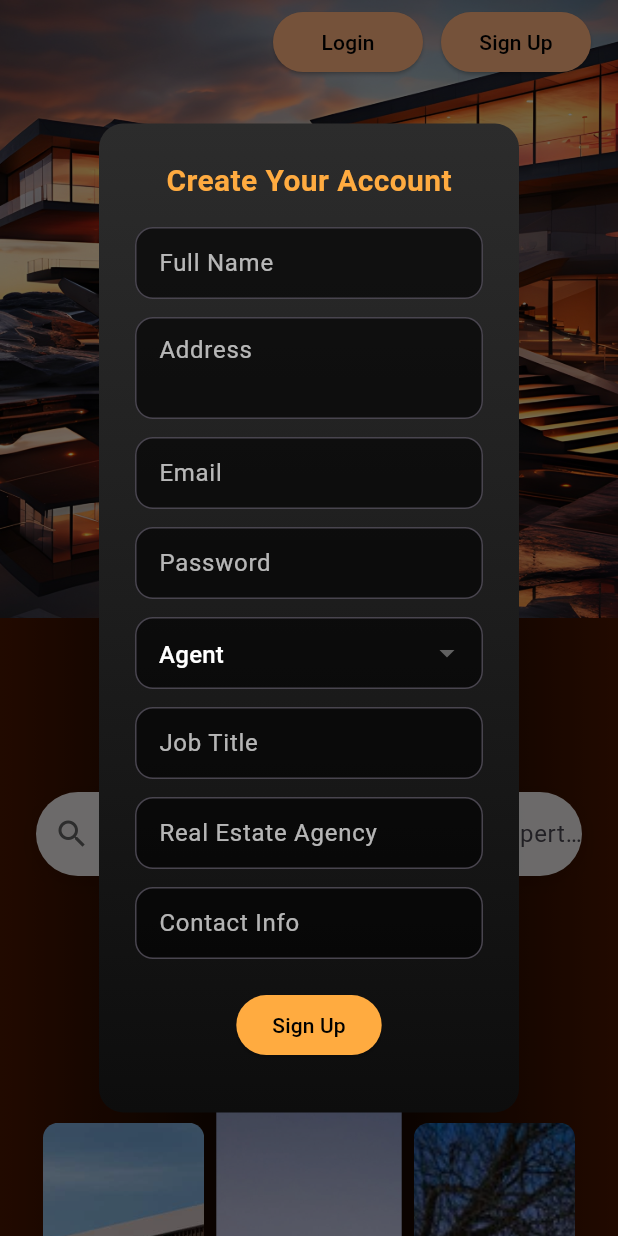
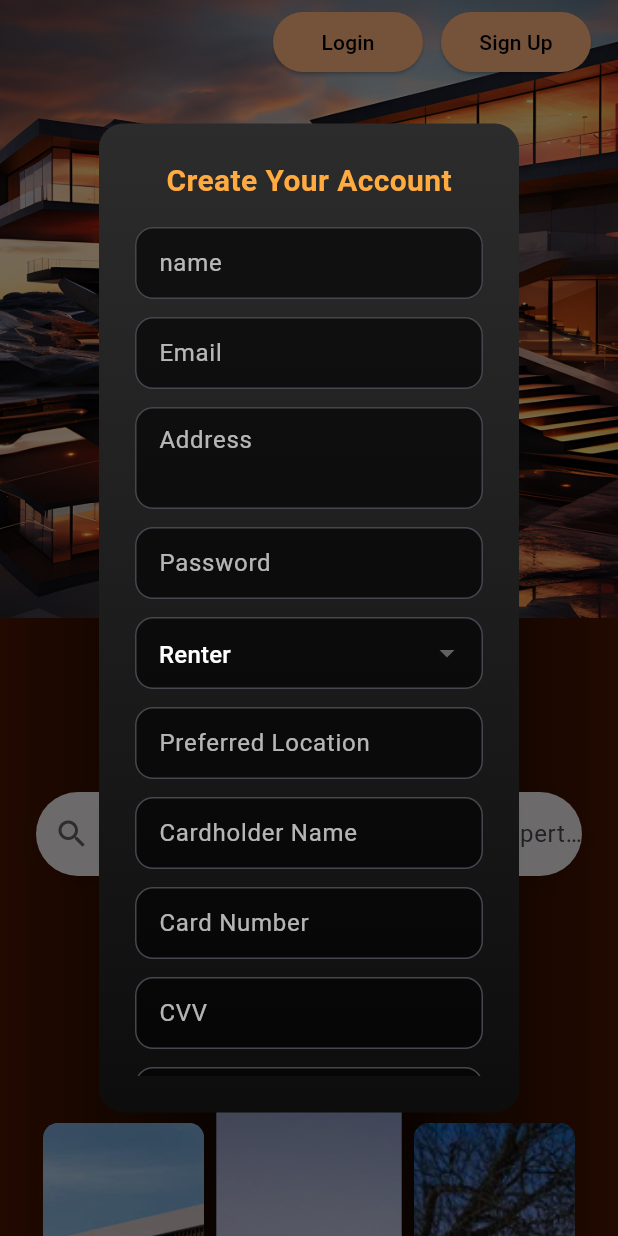
Before and after one commit to RohanSinghR/real_estate_app, a Flutter app: the screen it shows after launch, after a tap on "Sign Up", on a phone screen of 412 x 824 dp. Run offline on Flutter 3.47's test engine with Material 3 defaults, Android fonts, the phone set to English and light mode, and no system bars; drawn by our look-alikes of carousel_slider; our stand-ins replace url_strategy.

Commit message:
new_commit

```diff
--- a/cs425_project/real_estate_app/lib/landing_page/realestatelanding.dart
+++ b/cs425_project/real_estate_app/lib/landing_page/realestatelanding.dart
@@ -6,7 +6,7 @@ import 'package:real_estate_app/theme/theme.dart';
 import 'package:carousel_slider/carousel_slider.dart';
 
 class Realestatelanding extends StatefulWidget {
-  Realestatelanding({super.key});
+  const Realestatelanding({super.key});
 
   @override
   State<Realestatelanding> createState() => _RealestatelandingState();
@@ -225,7 +225,7 @@ class _RealestatelandingState extends State<Realestatelanding> {
         headers: {'Content-Type': 'application/json'},
         body: jsonEncode({
           'email': emailController.text,
-          'password_hash': passwordController.text,
+          'password_hash': passwordcontroller.text,
         }),
       );
 
@@ -255,22 +255,23 @@ class _RealestatelandingState extends State<Realestatelanding> {
     }
   }
 
-  final creditCardNameController = TextEditingController();
-  final creditCardNumberController = TextEditingController();
-  final creditCardCVVController = TextEditingController();
-  final passwordController = TextEditingController();
-  String selectedMonth = '01';
-  String selectedYear = DateTime.now().year.toString();
-  String userType = 'Agent';
-  final nameController = TextEditingController();
+  final namecontroller = TextEditingController();
   final emailController = TextEditingController();
   final addressController = TextEditingController();
   final jobTitleController = TextEditingController();
   final agencyController = TextEditingController();
   final contactController = TextEditingController();
-  final moveInDateController = TextEditingController();
   final locationController = TextEditingController();
-  final budgetController = TextEditingController();
+  final rewardPointsController = TextEditingController();
+  final passwordcontroller = TextEditingController();
+  final creditCardNameController = TextEditingController();
+  final creditCardNumberController = TextEditingController();
+  final creditCardCVVController = TextEditingController();
+  final creditCardBillingController = TextEditingController();
+
+  String selectedMonth = '01';
+  String selectedYear = DateTime.now().year.toString();
+  String userType = 'Renter';
 
   void _showSignUpDialog(BuildContext context) {
     MediaQueryData mediaQueryData = MediaQuery.of(context);
@@ -317,8 +318,14 @@ class _RealestatelandingState extends State<Realestatelanding> {
                       const SizedBox(height: 16),
                       TextField(
                         style: TextStyle(color: Colors.white),
-                        controller: nameController,
-                        decoration: _inputDecoration('Full Name'),
+                        controller: namecontroller,
+                        decoration: _inputDecoration('name'),
+                      ),
+                      const SizedBox(height: 12),
+                      TextField(
+                        style: TextStyle(color: Colors.white),
+                        controller: emailController,
+                        decoration: _inputDecoration('Email'),
                       ),
                       const SizedBox(height: 12),
                       TextField(
@@ -330,22 +337,30 @@ class _RealestatelandingState extends State<Realestatelanding> {
                       const SizedBox(height: 12),
                       TextField(
                         style: TextStyle(color: Colors.white),
-                        controller: emailController,
-                        decoration: _inputDecoration('Email'),
+                        controller: passwordcontroller,
+                        obscureText: true,
+                        decoration: InputDecoration(
+                          hintText: "Password",
+                          hintStyle: TextStyle(color: Colors.white70),
+                          filled: true,
+                          fillColor: Colors.black.withOpacity(0.6),
+                          border: OutlineInputBorder(
+                            borderRadius: BorderRadius.circular(12),
+                            borderSide: BorderSide(color: Colors.orangeAccent),
+                          ),
+                          contentPadding: EdgeInsets.symmetric(
+                            horizontal: 12,
+                            vertical: 10,
+                          ),
+                        ),
                       ),
                       const SizedBox(height: 12),
-                      TextField(
-                        controller: passwordController,
-                        obscureText: true,
-                        decoration: _inputDecoration('Password'),
-                      ),
-                      SizedBox(height: 12),
                       DropdownButtonFormField<String>(
                         value: userType,
                         dropdownColor: Colors.grey[900],
                         decoration: _inputDecoration('I am a'),
                         items:
-                            ['Agent', 'Prospective Renter'].map((type) {
+                            ['Agent', 'Renter'].map((type) {
                               return DropdownMenuItem(
                                 value: type,
                                 child: Text(
@@ -357,6 +372,8 @@ class _RealestatelandingState extends State<Realestatelanding> {
                         onChanged: (value) => setState(() => userType = value!),
                       ),
                       const SizedBox(height: 12),
+
+                      // Agent Fields
                       if (userType == 'Agent') ...[
                         TextField(
                           style: TextStyle(color: Colors.white),
@@ -373,25 +390,15 @@ class _RealestatelandingState extends State<Realestatelanding> {
                         TextField(
                           style: TextStyle(color: Colors.white),
                           controller: contactController,
-                          decoration: _inputDecoration('Contact Info'),
+                          decoration: _inputDecoration('Phone Number'),
                         ),
-                      ] else ...[
-                        TextField(
-                          style: TextStyle(color: Colors.white),
-                          controller: moveInDateController,
-                          decoration: _inputDecoration('Desired Move-in Date'),
-                        ),
-                        const SizedBox(height: 12),
+                      ]
+                      // Renter (User) Fields
+                      else ...[
                         TextField(
                           style: TextStyle(color: Colors.white),
                           controller: locationController,
                           decoration: _inputDecoration('Preferred Location'),
-                        ),
-                        const SizedBox(height: 12),
-                        TextField(
-                          style: TextStyle(color: Colors.white),
-                          controller: budgetController,
-                          decoration: _inputDecoration('Budget'),
                         ),
                         const SizedBox(height: 12),
                         TextField(
@@ -409,10 +416,7 @@ class _RealestatelandingState extends State<Realestatelanding> {
                           decoration: _inputDecoration('Card Number'),
                         ),
                         SizedBox(height: 12),
-                        Row(
-                          children: [
-                            Expanded(
-                              child: TextField(
+                        TextField(
                           controller: creditCardCVVController,
                           keyboardType: TextInputType.number,
                           obscureText: true,
@@ -420,10 +424,15 @@ class _RealestatelandingState extends State<Realestatelanding> {
                           cursorColor: Colors.orangeAccent,
                           decoration: _inputDecoration('CVV'),
                         ),
+                        SizedBox(height: 12),
+                        TextField(
+                          controller: creditCardBillingController,
+                          style: TextStyle(color: Colors.white),
+                          cursorColor: Colors.orangeAccent,
+                          decoration: _inputDecoration('Billing Address'),
                         ),
-                            SizedBox(width: 12),
-                            Expanded(
-                              child: Row(
+                        const SizedBox(height: 12),
+                        Row(
                           children: [
                             Expanded(
                               child: DropdownButtonFormField<String>(
@@ -433,24 +442,22 @@ class _RealestatelandingState extends State<Realestatelanding> {
                                 items:
                                     List.generate(
                                       12,
-                                            (index) => (index + 1)
-                                                .toString()
-                                                .padLeft(2, '0'),
+                                      (index) => (index + 1).toString().padLeft(
+                                        2,
+                                        '0',
+                                      ),
                                     ).map((month) {
                                       return DropdownMenuItem(
                                         value: month,
                                         child: Text(
                                           month,
-                                                style: TextStyle(
-                                                  color: Colors.white,
-                                                ),
+                                          style: TextStyle(color: Colors.white),
                                         ),
                                       );
                                     }).toList(),
                                 onChanged:
-                                          (value) => setState(
-                                            () => selectedMonth = value!,
-                                          ),
+                                    (value) =>
+                                        setState(() => selectedMonth = value!),
                               ),
                             ),
                             SizedBox(width: 6),
@@ -463,31 +470,25 @@ class _RealestatelandingState extends State<Realestatelanding> {
                                     List.generate(
                                       10,
                                       (i) =>
-                                                (DateTime.now().year + i)
-                                                    .toString(),
+                                          (DateTime.now().year + i).toString(),
                                     ).map((year) {
                                       return DropdownMenuItem(
                                         value: year,
                                         child: Text(
                                           year,
-                                                style: TextStyle(
-                                                  color: Colors.white,
-                                                ),
+                                          style: TextStyle(color: Colors.white),
                                         ),
                                       );
                                     }).toList(),
                                 onChanged:
-                                          (value) => setState(
-                                            () => selectedYear = value!,
-                                          ),
-                                    ),
-                                  ),
-                                ],
+                                    (value) =>
+                                        setState(() => selectedYear = value!),
                               ),
                             ),
                           ],
                         ),
                       ],
+
                       const SizedBox(height: 20),
                       pressed
                           ? ElevatedButton(
@@ -495,9 +496,7 @@ class _RealestatelandingState extends State<Realestatelanding> {
                               backgroundColor: Colors.orangeAccent,
                             ),
                             onPressed: () {
-                              setState(() {
-                                pressed = false;
-                              });
+                              setState(() => pressed = false);
                               Timer(Duration(milliseconds: 2000), () {
                                 signup(context);
                                 Navigator.pop(context);
@@ -535,40 +534,55 @@ class _RealestatelandingState extends State<Realestatelanding> {
   Future<void> signup(BuildContext context) async {
     final url = Uri.parse('http://localhost:3000/api/signup');
 
+    final expiryDate = '$selectedYear-$selectedMonth-01';
+
+    final Map<String, dynamic> payload = {
+      'name': namecontroller.text.trim(),
+      'email': emailController.text.trim(),
+      'address': addressController.text.trim(),
+      'password_hash': passwordcontroller.text.trim(),
+      'user_type': userType,
+      'contact_info': contactController.text.trim(),
+      'credit_card_number': creditCardNumberController.text.trim(),
+      'credit_card_cvv': creditCardCVVController.text.trim(),
+      'credit_card_billing_address': creditCardBillingController.text.trim(),
+      'credit_card_expiry': expiryDate,
+    };
+
+    if (userType == 'Agent') {
+      payload.addAll({
+        'job_title': jobTitleController.text.trim(),
+        'agency': agencyController.text.trim(),
+      });
+    } else {
+      payload.addAll({'preferred_location': locationController.text.trim()});
+    }
+
+    try {
       final response = await http.post(
         url,
         headers: {'Content-Type': 'application/json'},
-      body: jsonEncode({
-        'name': nameController.text,
-        'email': emailController.text,
-        'address': addressController.text,
-        'password_hash': passwordController.text,
-        'user_type': userType,
-        'job_title': jobTitleController.text,
-        'agency': agencyController.text,
-        'contact_info': contactController.text,
-        'move_in_date': moveInDateController.text,
-        'preferred_location': locationController.text,
-        'budget': int.tryParse(budgetController.text) ?? 0,
-        'credit_card_name': creditCardNameController.text,
-        'credit_card_number': creditCardNumberController.text,
-        'credit_card_cvv': creditCardCVVController.text,
-        'credit_card_exp_month': selectedMonth,
-        'credit_card_exp_year': selectedYear,
-      }),
+        body: jsonEncode(payload),
       );
 
       if (response.statusCode == 200) {
         ScaffoldMessenger.of(
           context,
         ).showSnackBar(SnackBar(content: Text('Sign up successful!')));
-      Navigator.pop(context); // or _showLoginDialog();
+        Navigator.pop(context);
+        _showLoginDialog(context);
       } else {
         ScaffoldMessenger.of(context).showSnackBar(
           SnackBar(content: Text('Signup failed: ${response.body}')),
         );
         print('Status Code: ${response.statusCode}');
         print('Response Body: ${response.body}');
+      }
+    } catch (e) {
+      ScaffoldMessenger.of(
+        context,
+      ).showSnackBar(SnackBar(content: Text('Error occurred: $e')));
+      print('Exception: $e');
     }
   }
 
```
Also changed, not shown: 3 other files. Lines whose indentation alone changed are shown as unchanged.
